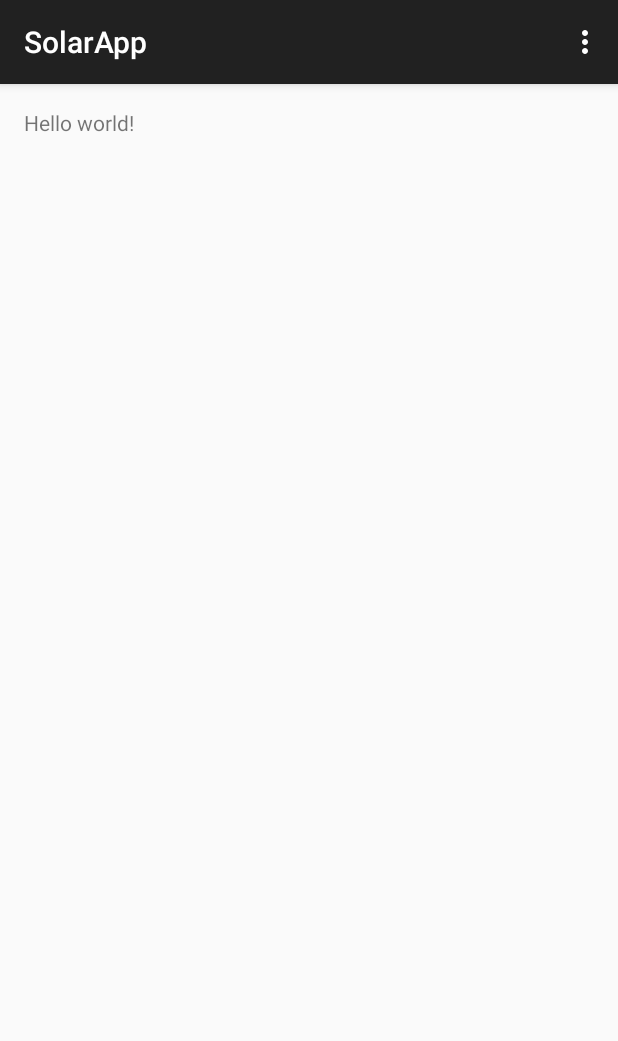
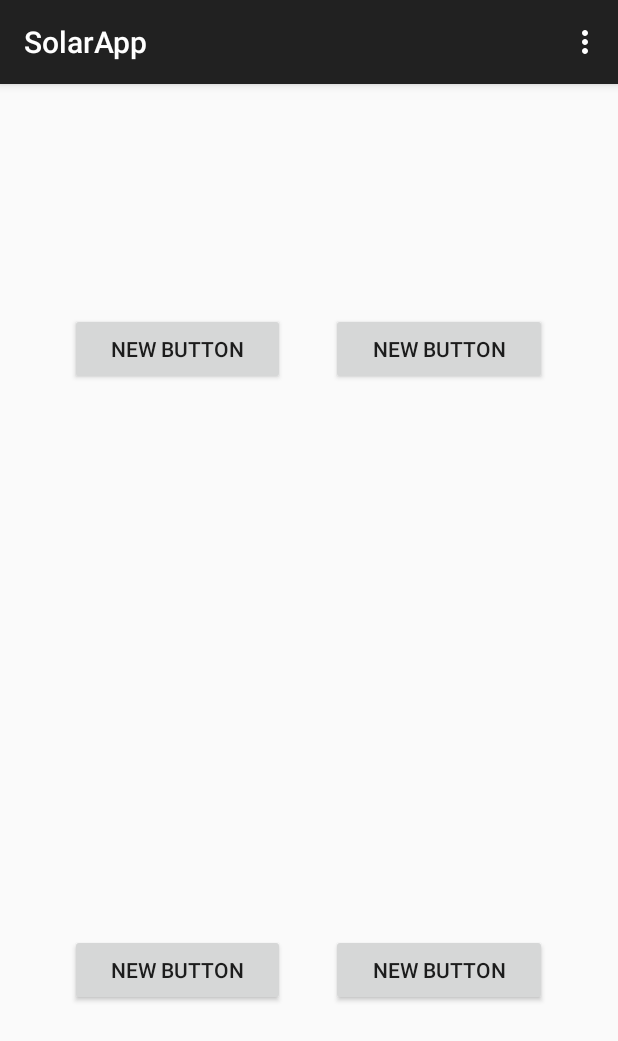
Before and after one commit to WVU-Home-Auto/SolarApp2015, an Android app: the screen it shows after launch (MainActivity), on a phone screen of 412 x 824 dp. Shown: the top 1041 px of the screen. Run offline under Robolectric (Android 15) with nearby library versions, the phone set to English and light mode, and no system bars.

Commit message:
Changed main screen layout

```diff
--- a/app/src/main/res/layout/activity_main.xml
+++ b/app/src/main/res/layout/activity_main.xml
@@ -5,7 +5,96 @@
     android:paddingTop="@dimen/activity_vertical_margin"
     android:paddingBottom="@dimen/activity_vertical_margin" tools:context=".MainActivity">
 
-    <TextView android:text="@string/hello_world" android:layout_width="wrap_content"
-        android:layout_height="wrap_content" />
+    <LinearLayout
+        android:orientation="vertical"
+        android:layout_width="match_parent"
+        android:layout_height="match_parent"
+        android:layout_centerVertical="true"
+        android:layout_alignParentRight="true"
+        android:layout_alignParentEnd="true">
 
+        <LinearLayout
+            android:orientation="horizontal"
+            android:layout_width="match_parent"
+            android:layout_height="wrap_content"
+            android:layout_gravity="center_horizontal"
+            android:layout_weight="3">
+
+            <Space
+                android:layout_width="wrap_content"
+                android:layout_height="match_parent"
+                android:layout_weight="2" />
+
+            <Button
+                android:layout_width="wrap_content"
+                android:layout_height="wrap_content"
+                android:text="New Button"
+                android:id="@+id/button"
+                android:layout_weight="2"
+                android:layout_gravity="center_vertical" />
+
+            <Space
+                android:layout_width="wrap_content"
+                android:layout_height="match_parent"
+                android:layout_weight="2" />
+
+            <Button
+                android:layout_width="wrap_content"
+                android:layout_height="wrap_content"
+                android:text="New Button"
+                android:id="@+id/button2"
+                android:layout_weight="2"
+                android:layout_gravity="center_vertical" />
+
+            <Space
+                android:layout_width="wrap_content"
+                android:layout_height="match_parent"
+                android:layout_weight="2" />
+        </LinearLayout>
+
+        <Space
+            android:layout_width="match_parent"
+            android:layout_height="wrap_content"
+            android:layout_weight="1"/>
+
+        <LinearLayout
+            android:orientation="horizontal"
+            android:layout_width="match_parent"
+            android:layout_height="wrap_content"
+            android:layout_gravity="center_horizontal"
+            android:layout_weight="3" >
+
+            <Space
+                android:layout_width="wrap_content"
+                android:layout_height="match_parent"
+                android:layout_weight="2" />
+
+            <Button
+                android:layout_width="wrap_content"
+                android:layout_height="wrap_content"
+                android:text="New Button"
+                android:id="@+id/button3"
+                android:layout_weight="2"
+                android:layout_gravity="center_vertical" />
+
+            <Space
+                android:layout_width="wrap_content"
+                android:layout_height="match_parent"
+                android:layout_weight="2" />
+
+            <Button
+                android:layout_width="wrap_content"
+                android:layout_height="wrap_content"
+                android:text="New Button"
+                android:id="@+id/button4"
+                android:layout_weight="2"
+                android:layout_gravity="center_vertical" />
+
+            <Space
+                android:layout_width="wrap_content"
+                android:layout_height="match_parent"
+                android:layout_weight="2" />
+        </LinearLayout>
+
+    </LinearLayout>
 </RelativeLayout>
```
Also changed, not shown: 2 other files.
